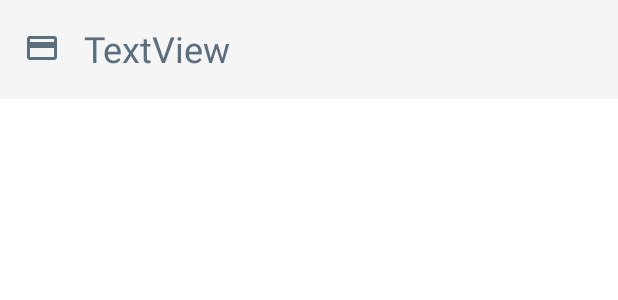
After one commit to NSU-SP21-CSE486-1/1632858-SP21-CSE486-S01, an Android app: the layout single_view_recyclerview.xml on its own in the app's theme, with its tools: preview values and no code run, on a phone screen of 412 x 824 dp. The commit adds this screen. Shown: the top 300 px of the screen. Run offline under Robolectric (Android 15) with nearby library versions, the phone set to English and light mode, and no system bars.

Commit message:
Code #47 #48: View all students Layout created and it also shows all the list of students from the Firebase

```diff
--- a/Theory/Assignment/Assignment03/FirebaseCodingAssignment/app/src/main/java/com/example/firebasecodingassignment/MainActivity.java
+++ b/Theory/Assignment/Assignment03/FirebaseCodingAssignment/app/src/main/java/com/example/firebasecodingassignment/MainActivity.java
@@ -67,4 +67,9 @@ public class MainActivity extends AppCompatActivity {
 
 
     }
+
+    public void onRegisterClick(View view) {
+        Intent intent = new Intent(MainActivity.this,RegisterActivity.class);
+        startActivity(intent);
+    }
 }
--- a/Theory/Assignment/Assignment03/FirebaseCodingAssignment/app/src/main/java/com/example/firebasecodingassignment/SecondRegisterActivity.java
+++ b/Theory/Assignment/Assignment03/FirebaseCodingAssignment/app/src/main/java/com/example/firebasecodingassignment/SecondRegisterActivity.java
@@ -240,7 +240,7 @@ public class SecondRegisterActivity extends AppCompatActivity {
                     {
                         finish();
                         Intent intent = new Intent(getApplicationContext(), MainActivity.class);
-                        intent.addFlags(intent.FLAG_ACTIVITY_CLEAR_TOP);
+//                        intent.addFlags(Intent.FLAG_ACTIVITY_CLEAR_TOP);
                         startActivity(intent);
                     }
                 } else {
--- /dev/null
+++ b/Theory/Assignment/Assignment03/FirebaseCodingAssignment/app/src/main/res/drawable/ic_baseline_credit_card_24.xml
@@ -0,0 +1,5 @@
+<vector android:height="24dp" android:tint="#5A6e7e"
+    android:viewportHeight="24" android:viewportWidth="24"
+    android:width="24dp" xmlns:android="http://schemas.android.com/apk/res/android">
+    <path android:fillColor="@android:color/white" android:pathData="M20,4L4,4c-1.11,0 -1.99,0.89 -1.99,2L2,18c0,1.11 0.89,2 2,2h16c1.11,0 2,-0.89 2,-2L22,6c0,-1.11 -0.89,-2 -2,-2zM20,18L4,18v-6h16v6zM20,8L4,8L4,6h16v2z"/>
+</vector>
--- /dev/null
+++ b/Theory/Assignment/Assignment03/FirebaseCodingAssignment/app/src/main/res/layout/single_view_recyclerview.xml
@@ -0,0 +1,34 @@
+<?xml version="1.0" encoding="utf-8"?>
+<androidx.constraintlayout.widget.ConstraintLayout xmlns:android="http://schemas.android.com/apk/res/android"
+    xmlns:app="http://schemas.android.com/apk/res-auto"
+    xmlns:tools="http://schemas.android.com/tools"
+    android:layout_width="match_parent"
+    android:layout_height="wrap_content"
+    android:background="#F5F5F5">
+
+    <TextView
+        android:id="@+id/show_ID"
+        android:layout_width="0dp"
+        android:layout_height="wrap_content"
+        android:layout_marginStart="16dp"
+        android:layout_marginTop="16dp"
+        android:layout_marginEnd="16dp"
+        android:drawableStart="@drawable/ic_baseline_credit_card_24"
+        android:drawablePadding="16dp"
+        android:text="TextView"
+        android:textColor="#5A6E7E"
+        android:textSize="24sp"
+        app:layout_constraintEnd_toEndOf="parent"
+        app:layout_constraintStart_toStartOf="parent"
+        app:layout_constraintTop_toTopOf="parent" />
+
+    <View
+        android:id="@+id/divider"
+        android:layout_width="match_parent"
+        android:layout_height="1dp"
+        android:layout_marginTop="16dp"
+        android:layout_marginEnd="100dp"
+        app:layout_constraintEnd_toEndOf="parent"
+        app:layout_constraintStart_toStartOf="parent"
+        app:layout_constraintTop_toBottomOf="@+id/show_ID" />
+</androidx.constraintlayout.widget.ConstraintLayout>
```
Also changed, not shown: Theory/Assignment/Assignment03/FirebaseCodingAssignment/app/src/main/java/com/example/firebasecodingassignment/RecyclerViewAdapter.java (added, +110 -0 lines), Theory/Assignment/Assignment03/FirebaseCodingAssignment/app/src/main/java/com/example/firebasecodingassignment/ViewAll.java (+44 -0 lines), Theory/Assignment/Assignment03/FirebaseCodingAssignment/app/src/main/res/drawable/ic_baseline_person_search_24.xml (added, +7 -0 lines), Theory/Assignment/Assignment03/FirebaseCodingAssignment/app/src/main/res/layout/activity_view_all.xml (+46 -4 lines).
